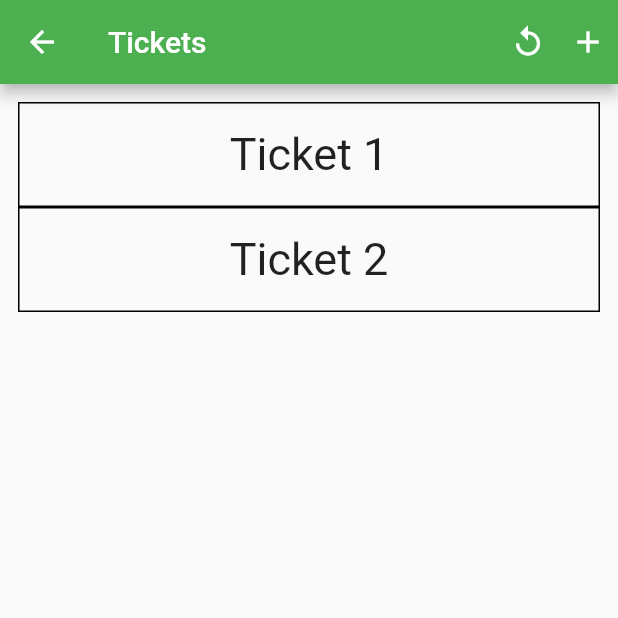
After one commit to Thitsugaya1/tecnologiasMoviles, a Flutter app: the AdminMainpage screen opened directly, on a phone screen of 412 x 824 dp, the top half of it. The commit adds this screen. Run offline on Flutter 3.47's test engine with Material 2 defaults, Android fonts, the phone set to English and light mode, and no system bars; our stand-ins replace geolocator; accounts and stored records are empty; project files that could hold a hidden picture were left out.

Commit message:
Admin Ticket list

```diff
--- /dev/null
+++ b/flutterApp/lib/ui/admin/adminPage.dart
@@ -0,0 +1,35 @@
+import 'package:flutter/material.dart';
+import 'package:ticketapp/ui/admin/adminTicketList.dart';
+
+class AdminMainpage extends StatefulWidget {
+  AdminMainpage({Key key}) : super(key: key);
+
+  @override
+  _AdminMainpageState createState() => _AdminMainpageState();
+}
+
+class _AdminMainpageState extends State<AdminMainpage> {
+  @override
+  Widget build(BuildContext context) {
+    return Scaffold(
+      appBar: AppBar(
+       title: Text("Tickets"),
+        actions: <Widget>[
+          Container(
+            height: 40,
+            width: 40,
+            child: Icon(Icons.replay),
+          ),
+          Container(
+            height: 40,
+            width: 40,
+            child: Icon(Icons.add)
+          )
+        ],
+      ),
+      body: Center(
+        child: AdminTicketList(),
+      ),
+    );
+  }
+}
--- /dev/null
+++ b/flutterApp/lib/ui/admin/adminTicketList.dart
@@ -0,0 +1,84 @@
+import 'package:flutter/material.dart';
+import 'package:ticketapp/data/gpsLocation.dart';
+import 'package:ticketapp/data/ticket.dart';
+
+class AdminTicketListPage extends StatelessWidget {
+  const AdminTicketListPage({Key key}) : super(key: key);
+
+  @override
+  Widget build(BuildContext context) {
+    return Scaffold(
+      appBar: AppBar(
+        title: Text("Tickets"),
+        actions: <Widget>[
+          Container(
+            child: Icon(Icons.replay),
+          ),
+          Container(
+            child: Icon(Icons.add)
+          )
+        ],
+      ),
+      body: SingleChildScrollView(
+        child: AdminTicketList()
+      ),
+      drawer: Container(),
+    );
+  }
+}
+
+class AdminTicketList extends StatefulWidget {
+  AdminTicketList({Key key}) : super(key: key);
+
+  @override
+  _AdminTicketListState createState() => _AdminTicketListState();
+}
+
+class _AdminTicketListState extends State<AdminTicketList> {
+  final List<Ticket> tickets = <Ticket>[ // DUMMY DATA
+    Ticket.half(1, DateTime.now(), "Kain", GPSLocation.half("San Rafael")),
+    Ticket.half(2, DateTime.utc(2012, 10, 21 ), "DarkNacho", GPSLocation.half("Santiago")),
+  ];
+
+  @override
+  Widget build(BuildContext context) {
+    return Container(
+       child: ListView(
+         padding: const EdgeInsets.all(12),
+         children: makeTicketContainers()
+       ),
+    );
+  }
+
+  List<Widget> makeTicketContainers(){
+    List<Widget> list = <Widget>[];
+    for (var ticket in this.tickets) {
+      list.add(ticketItem(ticket));
+    }
+    return list;
+  }
+
+  Widget ticketItem(Ticket t){
+    return GestureDetector(
+        child: Container(
+        height: 70,
+        decoration: BoxDecoration(
+          border: Border.all()
+        ),
+        child: Center(
+          child: Text(
+            "Ticket " + t.id.toString(),
+            style: TextStyle(
+              fontSize: 30
+            ),
+          ),
+        ),
+      ),
+      onTap: () {
+        print(t.id.toString());
+      },
+    );
+  }
+
+
+}
```
Also changed, not shown: flutterApp/lib/router.dart (+9 -1 lines).
